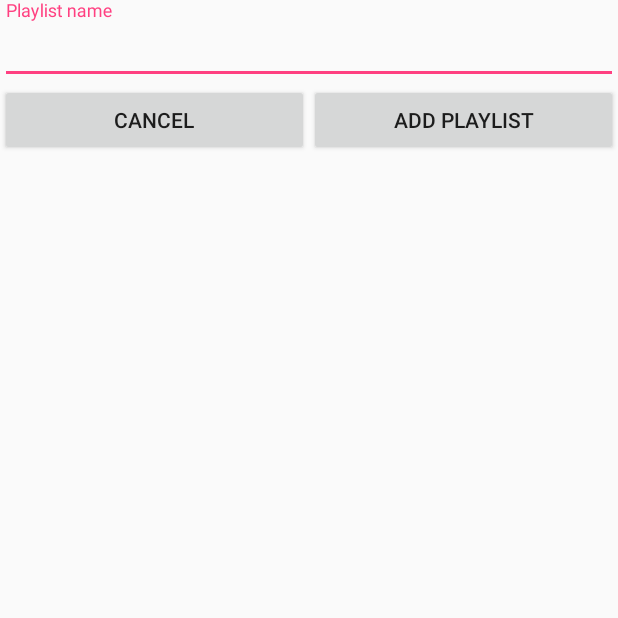
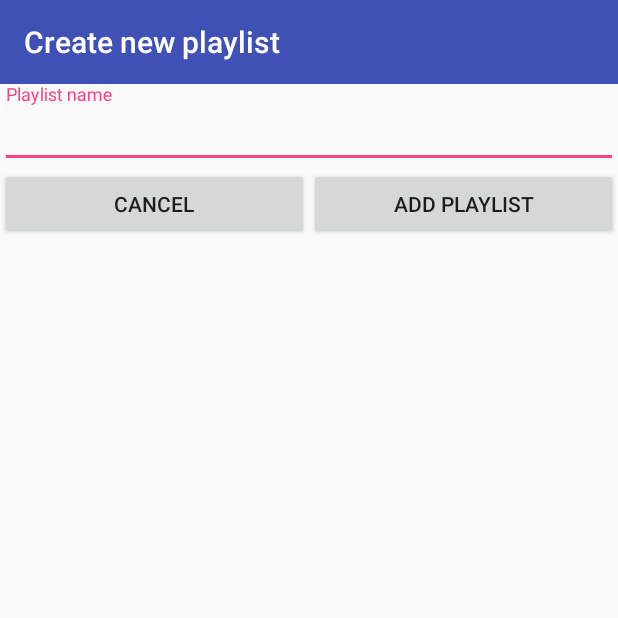
Before and after one commit to mozilla-mobile/nmx-video-prototypes, an Android app: the AddPlaylistActivity screen opened directly, with no data from a screen before it, on a phone screen of 412 x 824 dp, the top half of it. Run offline under Robolectric (Android 15) with nearby library versions, the light colour scheme and no system bars.

Commit message:
Add toolbar to add playlist activity.

```diff
--- a/app/src/main/java/org/mozilla/prototypevideoplaylists/AddPlaylistActivity.kt
+++ b/app/src/main/java/org/mozilla/prototypevideoplaylists/AddPlaylistActivity.kt
@@ -6,6 +6,7 @@ package org.mozilla.prototypevideoplaylists
 
 import android.app.Activity
 import android.content.Intent
+import android.graphics.Color
 import android.support.v7.app.AppCompatActivity
 import android.os.Bundle
 import kotlinx.android.synthetic.main.activity_add_playlist.*
@@ -23,7 +24,14 @@ class AddPlaylistActivity : AppCompatActivity() {
     override fun onCreate(savedInstanceState: Bundle?) {
         super.onCreate(savedInstanceState)
         setContentView(R.layout.activity_add_playlist)
+        initToolbar()
         initButtons()
+    }
+
+    private fun initToolbar() { // todo: back button.
+        toolbar.setTitle(R.string.add_playlist_activity_title)
+        toolbar.setTitleTextColor(Color.parseColor("#FFFFFF"))
+        setSupportActionBar(toolbar)
     }
 
     private fun initButtons() {
--- a/app/src/main/res/layout/activity_add_playlist.xml
+++ b/app/src/main/res/layout/activity_add_playlist.xml
@@ -12,6 +12,15 @@
         android:orientation="vertical"
         tools:context="org.mozilla.prototypevideoplaylists.AddPlaylistActivity"
 >
+    <android.support.v7.widget.Toolbar
+            android:id="@+id/toolbar"
+            android:layout_width="match_parent"
+            android:layout_height="wrap_content"
+            android:background="?attr/colorPrimary"
+            elevation="4dp"
+            android:theme="@style/ThemeOverlay.AppCompat.ActionBar"
+            app:popupTheme="@style/ThemeOverlay.AppCompat.Light"
+    />
 
     <android.support.design.widget.TextInputLayout
             android:layout_width="match_parent"
--- a/app/src/main/res/values/strings.xml
+++ b/app/src/main/res/values/strings.xml
@@ -6,5 +6,6 @@
     <string name="add_playlist">Add playlist</string>
 
     <!-- AddPlaylistActivity -->
+    <string name="add_playlist_activity_title">Create new playlist</string>
     <string name="playlist_title_hint">Playlist name</string>
 </resources>
```
